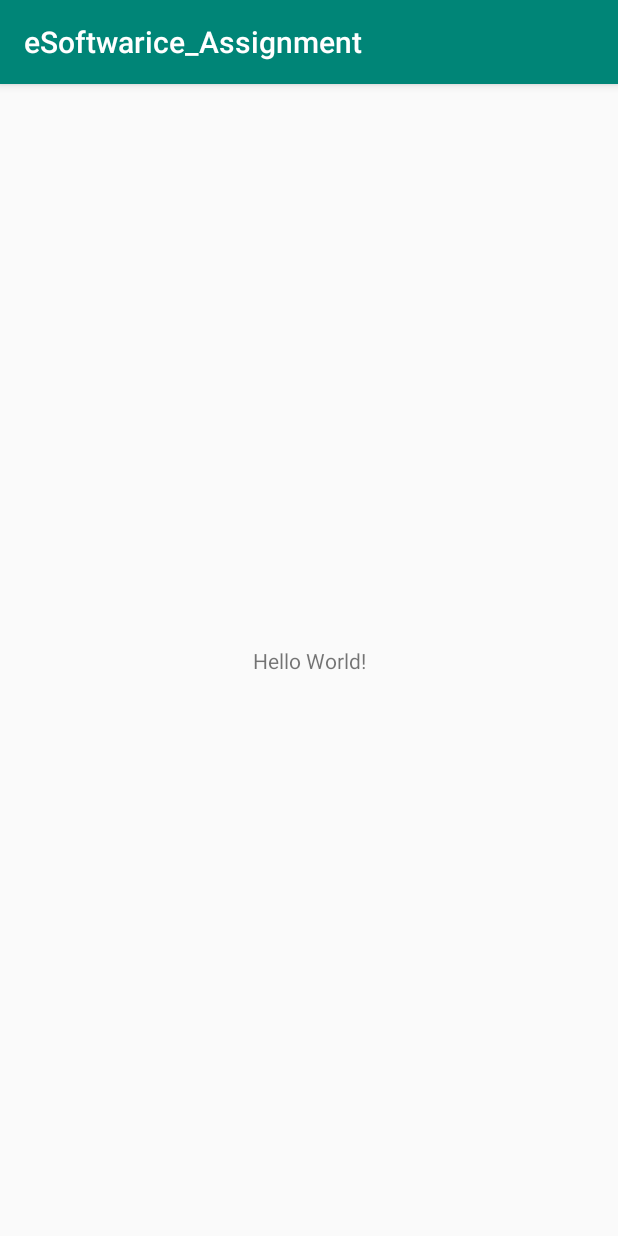
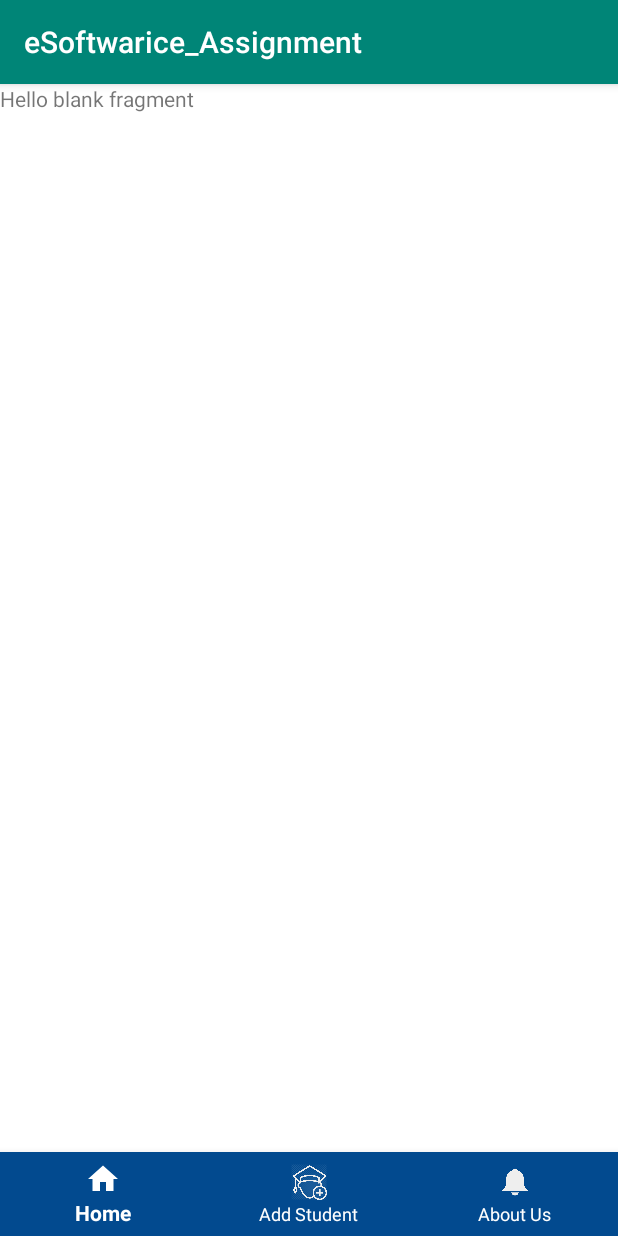
Before and after one commit to maharjansumina/eSoftwarice_Assignment, an Android app: the MainActivity screen opened directly, with no data from a screen before it, on a phone screen of 412 x 824 dp. Run offline under Robolectric (Android 15) with nearby library versions, the phone set to English and light mode, and no system bars; 1 statement that could not run was skipped.

Commit message:
Fragment with code Added.

```diff
--- a/app/build.gradle
+++ b/app/build.gradle
@@ -23,6 +23,7 @@ dependencies {
     implementation fileTree(dir: 'libs', include: ['*.jar'])
     implementation 'androidx.appcompat:appcompat:1.1.0'
     implementation 'androidx.constraintlayout:constraintlayout:1.1.3'
+    implementation 'androidx.legacy:legacy-support-v4:1.0.0'
     testImplementation 'junit:junit:4.12'
     androidTestImplementation 'androidx.test.ext:junit:1.1.1'
     androidTestImplementation 'androidx.test.espresso:espresso-core:3.2.0'
--- /dev/null
+++ b/app/src/main/java/com/softwarica/esoftwarice_assignment/Fragments/HomeFragment.java
@@ -0,0 +1,32 @@
+package com.softwarica.esoftwarice_assignment.Fragments;
+
+
+import android.os.Bundle;
+
+import androidx.fragment.app.Fragment;
+
+import android.view.LayoutInflater;
+import android.view.View;
+import android.view.ViewGroup;
+
+import com.softwarica.esoftwarice_assignment.R;
+
+/**
+ * A simple {@link Fragment} subclass.
+ */
+public class HomeFragment extends Fragment {
+
+
+    public HomeFragment() {
+        // Required empty public constructor
+    }
+
+
+    @Override
+    public View onCreateView(LayoutInflater inflater, ViewGroup container,
+                             Bundle savedInstanceState) {
+        // Inflate the layout for this fragment
+        return inflater.inflate(R.layout.fragment_home, container, false);
+    }
+
+}
--- a/app/src/main/java/com/softwarica/esoftwarice_assignment/MainActivity.java
+++ b/app/src/main/java/com/softwarica/esoftwarice_assignment/MainActivity.java
@@ -1,14 +1,55 @@
 package com.softwarica.esoftwarice_assignment;
 
+import androidx.annotation.NonNull;
 import androidx.appcompat.app.AppCompatActivity;
+import androidx.fragment.app.Fragment;
 
 import android.os.Bundle;
+import android.view.MenuItem;
+
+import com.google.android.material.bottomnavigation.BottomNavigationView;
+import com.softwarica.esoftwarice_assignment.Fragments.HomeFragment;
+import com.softwarica.esoftwarice_assignment.Fragments.StudentFragment;
+
+import java.util.ArrayList;
+import java.util.List;
 
 public class MainActivity extends AppCompatActivity {
+
+    public static List<Students> studentsList = new ArrayList<>();
 
     @Override
     protected void onCreate(Bundle savedInstanceState) {
         super.onCreate(savedInstanceState);
         setContentView(R.layout.activity_main);
+
+        BottomNavigationView bottomNav = findViewById(R.id.btnNav);
+        bottomNav.setOnNavigationItemSelectedListener(navListener);
+
+        if (studentsList.isEmpty()) {
+            studentsList.add(new Students("Sabina Sunuwar", "female", 20, "Boudha"));
+            studentsList.add(new Students("Bigem Maharjan", "male", 21, "Patan"));
+            studentsList.add(new Students("Sumina Maharjan", "female", 21, "Sundhara"));
+        }
+        getSupportFragmentManager().beginTransaction().replace(R.id.frame, new HomeFragment()).commit();
     }
+
+    private BottomNavigationView.OnNavigationItemSelectedListener navListener = new BottomNavigationView.OnNavigationItemSelectedListener() {
+        @Override
+        public boolean onNavigationItemSelected(@NonNull MenuItem menuItem) {
+            Fragment selectedFragment = null;
+
+            switch (menuItem.getItemId()) {
+                case R.id.navHome:
+                    selectedFragment = new HomeFragment();
+                    break;
+                case R.id.navStudent:
+                    selectedFragment = new StudentFragment();
+                    break;
+            }
+
+            getSupportFragmentManager().beginTransaction().replace(R.id.frame, selectedFragment).commit();
+            return true;
+        }
+    };
 }
--- /dev/null
+++ b/app/src/main/res/color/bottom_nav_color.xml
@@ -0,0 +1,8 @@
+<?xml version="1.0" encoding="utf-8"?>
+<selector xmlns:android="http://schemas.android.com/apk/res/android">
+
+    <item android:color="@color/white" android:state_selected="true"/>
+    <item android:color="@color/whiteTrans"/>
+    <item android:color="@color/background"/>
+
+</selector>
--- a/app/src/main/res/layout/activity_main.xml
+++ b/app/src/main/res/layout/activity_main.xml
@@ -1,18 +1,34 @@
 <?xml version="1.0" encoding="utf-8"?>
-<androidx.constraintlayout.widget.ConstraintLayout xmlns:android="http://schemas.android.com/apk/res/android"
+<RelativeLayout xmlns:android="http://schemas.android.com/apk/res/android"
     xmlns:app="http://schemas.android.com/apk/res-auto"
     xmlns:tools="http://schemas.android.com/tools"
     android:layout_width="match_parent"
     android:layout_height="match_parent"
     tools:context=".MainActivity">
 
-    <TextView
-        android:layout_width="wrap_content"
+    <com.google.android.material.bottomnavigation.BottomNavigationView
+        android:id="@+id/btnNav"
+        android:layout_width="match_parent"
         android:layout_height="wrap_content"
-        android:text="Hello World!"
-        app:layout_constraintBottom_toBottomOf="parent"
-        app:layout_constraintLeft_toLeftOf="parent"
-        app:layout_constraintRight_toRightOf="parent"
-        app:layout_constraintTop_toTopOf="parent" />
+        android:layout_alignParentBottom="true"
+        app:menu="@menu/bottom_nav_menu"
+        app:itemBackground="@color/background"
+        app:itemIconTint="@color/bottom_nav_color"
+        app:itemTextColor="@color/white"
 
-</androidx.constraintlayout.widget.ConstraintLayout>
+        />
+
+    <FrameLayout
+        android:id="@+id/frame"
+        android:layout_width="match_parent"
+        android:layout_height="match_parent"
+        android:layout_above="@id/btnNav"
+        android:background="@color/white"
+        android:layout_alignParentStart="true"
+        android:layout_alignParentTop="false">
+
+    </FrameLayout>
+
+
+
+</RelativeLayout>
--- /dev/null
+++ b/app/src/main/res/layout/fragment_home.xml
@@ -0,0 +1,14 @@
+<?xml version="1.0" encoding="utf-8"?>
+<FrameLayout xmlns:android="http://schemas.android.com/apk/res/android"
+    xmlns:tools="http://schemas.android.com/tools"
+    android:layout_width="match_parent"
+    android:layout_height="match_parent"
+    tools:context=".Fragments.HomeFragment">
+
+    <!-- TODO: Update blank fragment layout -->
+    <TextView
+        android:layout_width="match_parent"
+        android:layout_height="match_parent"
+        android:text="@string/hello_blank_fragment" />
+
+</FrameLayout>
--- /dev/null
+++ b/app/src/main/res/menu/bottom_nav_menu.xml
@@ -0,0 +1,16 @@
+<?xml version="1.0" encoding="utf-8"?>
+<menu xmlns:android="http://schemas.android.com/apk/res/android">
+
+    <item
+        android:icon="@drawable/ic_home_black_24dp"
+        android:title="Home"
+        android:id="@+id/navHome"/>
+    <item
+        android:icon="@drawable/student_registration"
+        android:title="Add Student"
+        android:id="@+id/navStudent"/>
+    <item
+        android:icon="@drawable/aboutus"
+        android:title="About Us"
+        android:id="@+id/navAbout" />
+</menu>
--- a/app/src/main/res/values/strings.xml
+++ b/app/src/main/res/values/strings.xml
@@ -1,3 +1,6 @@
 <resources>
     <string name="app_name">eSoftwarice_Assignment</string>
+
+    <!-- TODO: Remove or change this placeholder text -->
+    <string name="hello_blank_fragment">Hello blank fragment</string>
 </resources>
```
Also changed, not shown: app/src/main/java/com/softwarica/esoftwarice_assignment/Fragments/StudentFragment.java (added, +32 -0 lines), app/src/main/res/layout/fragment_student.xml (added, +90 -0 lines).
